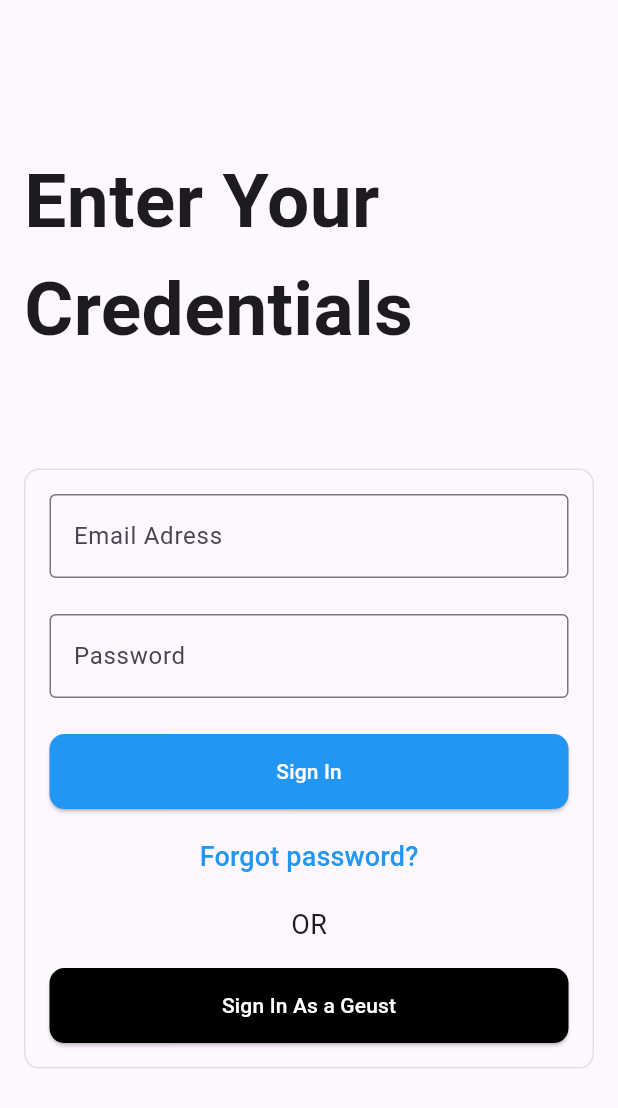
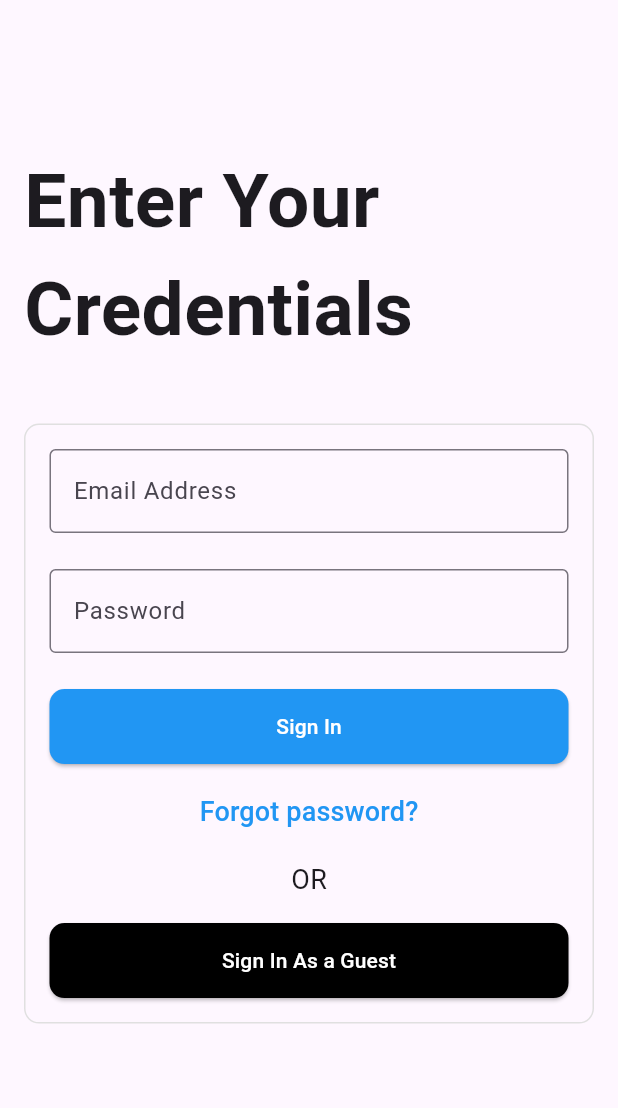
Before and after one commit to HasanZawahra/Sabeel-Frontend, a Flutter app: the IdVerificationSecreen screen opened by its route, on a phone screen of 412 x 824 dp. Shown: the top 1108 px of the screen. Run offline on Flutter 3.47's test engine with Material 3 defaults, Android fonts, the phone set to English and light mode, and no system bars; our stand-ins replace audioplayers, camera, firebase_auth, firebase_core, google_fonts, shared_preferences and 1 more; accounts and stored records are empty; generated files the repository leaves out were written again.

Commit message:
some adjustments

```diff
--- a/lib/views/id_verification_secreen.dart
+++ b/lib/views/id_verification_secreen.dart
@@ -3,9 +3,6 @@ import 'package:sabeel/constants/routes.dart';
 import 'package:sabeel/services/auth/auth_exceptions.dart';
 import 'package:sabeel/services/auth/auth_service.dart';
 import 'package:sabeel/utils/error_dialog.dart';
-
-
-
 
 class IdVerificationSecreen extends StatefulWidget {
   @override
@@ -30,12 +27,11 @@ class _IdVerificationSecreenState extends State<IdVerificationSecreen> {
     super.dispose();
   }
 
-
   @override
   Widget build(BuildContext context) {
     return Scaffold(
-
-      body: Container(
+      body: SingleChildScrollView(
+        child: Container(
           margin: EdgeInsets.only(top: MediaQuery.of(context).size.height * 0.1),
           padding: EdgeInsets.all(16.0),
           child: Column(
@@ -45,7 +41,7 @@ class _IdVerificationSecreenState extends State<IdVerificationSecreen> {
                 "Enter Your Credentials",
                 style: TextStyle(fontSize: 50, fontWeight: FontWeight.bold),
               ),
-            SizedBox(height: 70),
+              SizedBox(height: 40),
               Container(
                 padding: EdgeInsets.all(16),
                 decoration: BoxDecoration(
@@ -61,7 +57,7 @@ class _IdVerificationSecreenState extends State<IdVerificationSecreen> {
                       keyboardType: TextInputType.emailAddress,
                       decoration: InputDecoration(
                         border: OutlineInputBorder(),
-                      labelText: 'Email Adress',
+                        labelText: 'Email Address',
                       ),
                     ),
                     SizedBox(height: 24),
@@ -89,24 +85,18 @@ class _IdVerificationSecreenState extends State<IdVerificationSecreen> {
                         final password = _password.text;
                         try {
                           await AuthService.firebase().logIn(email: email, password: password);
-                    Navigator.pushNamedAndRemoveUntil(context, mapDownloadRoute , (route) => false);
-
-                  }
-                  on UserNotFoundAuthException{
+                          Navigator.pushNamedAndRemoveUntil(context, mapDownloadRoute, (route) => false);
+                        } on UserNotFoundAuthException {
                           showErrorDialog(context, "User not found");
-                  }
-                  on WrongPasswordAuthException{
+                        } on WrongPasswordAuthException {
                           showErrorDialog(context, "Wrong password");
-                  }
-                  on InvalidEmailAuthException{
+                        } on InvalidEmailAuthException {
                           showErrorDialog(context, "Invalid email");
-                  }
-                  on GenericAuthException{
+                        } on GenericAuthException {
                           showErrorDialog(context, "An error occurred");
                         }
                       },
                       child: Text("Sign In", style: TextStyle(color: Colors.white)),
-
                     ),
                     SizedBox(height: 8),
                     TextButton(
@@ -120,7 +110,6 @@ class _IdVerificationSecreenState extends State<IdVerificationSecreen> {
                     ),
                     SizedBox(height: 16),
                     ElevatedButton(
-
                       style: ElevatedButton.styleFrom(
                         backgroundColor: Colors.black,
                         minimumSize: Size(double.infinity, 50),
@@ -131,8 +120,7 @@ class _IdVerificationSecreenState extends State<IdVerificationSecreen> {
                       onPressed: () {
                         Navigator.pushNamed(context, mapDownloadRoute);
                       },
-                    child: Text("Sign In As a Geust", style: TextStyle(color: Colors.white)),
-
+                      child: Text("Sign In As a Guest", style: TextStyle(color: Colors.white)),
                     ),
                   ],
                 ),
@@ -140,6 +128,7 @@ class _IdVerificationSecreenState extends State<IdVerificationSecreen> {
             ],
           ),
         ),
+      ),
     );
   }
 }
```
Also changed, not shown: lib/views/map_download_screen.dart (+109 -2 lines). Lines whose indentation alone changed are shown as unchanged.
